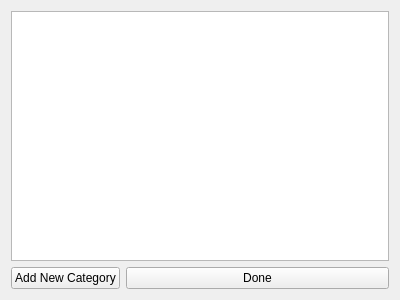
The window that GUI/addcategory.ui (Laucksy/CS-205-Project) describes before a commit, drawn with Qt 5.
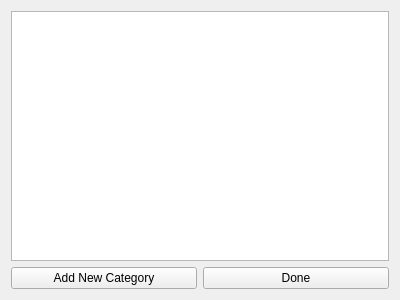
The same window after the commit.

Patch:
```diff
--- a/GUI/addcategory.ui
+++ b/GUI/addcategory.ui
@@ -15,7 +15,7 @@
   </property>
   <layout class="QVBoxLayout" name="verticalLayout">
    <item>
-    <layout class="QFormLayout" name="formLayout">
+    <layout class="QGridLayout" name="gridLayout">
      <item row="0" column="0" colspan="2">
       <widget class="QTextBrowser" name="textBrowser"/>
      </item>
```
